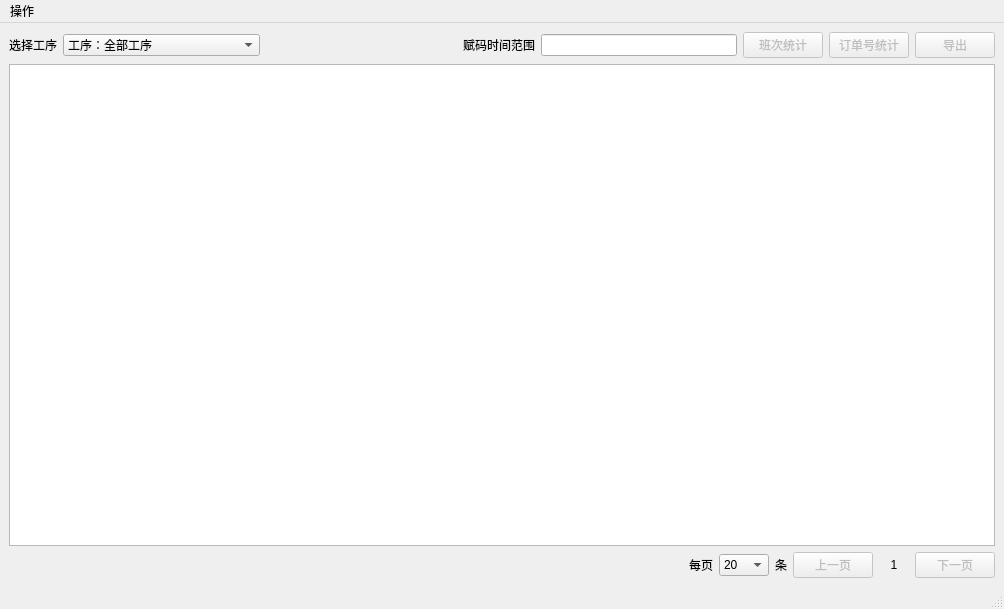
Above: MainWindow.ui from qiujun1905/pandas before the change. Below: the same form after it.
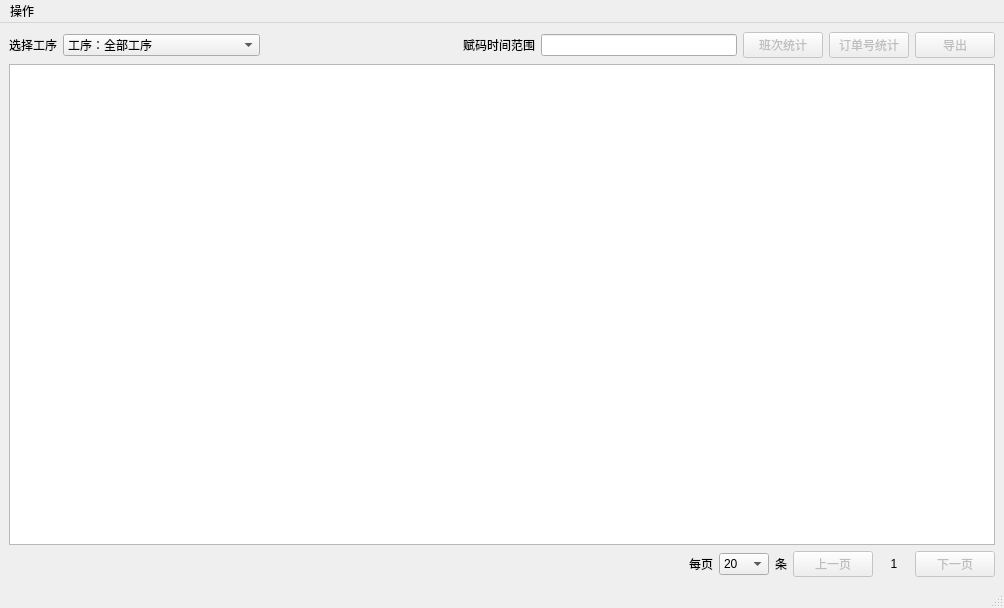
That is the form after the change. Custom widgets are drawn as their Qt base class.

The edit to the form file:
```diff
--- a/MainWindow.ui
+++ b/MainWindow.ui
@@ -10,7 +10,7 @@
     <x>0</x>
     <y>0</y>
     <width>1004</width>
-    <height>609</height>
+    <height>608</height>
    </rect>
   </property>
   <property name="windowTitle">
```
Left out of the diff: 7 changed lines with no effect on the pictures.
